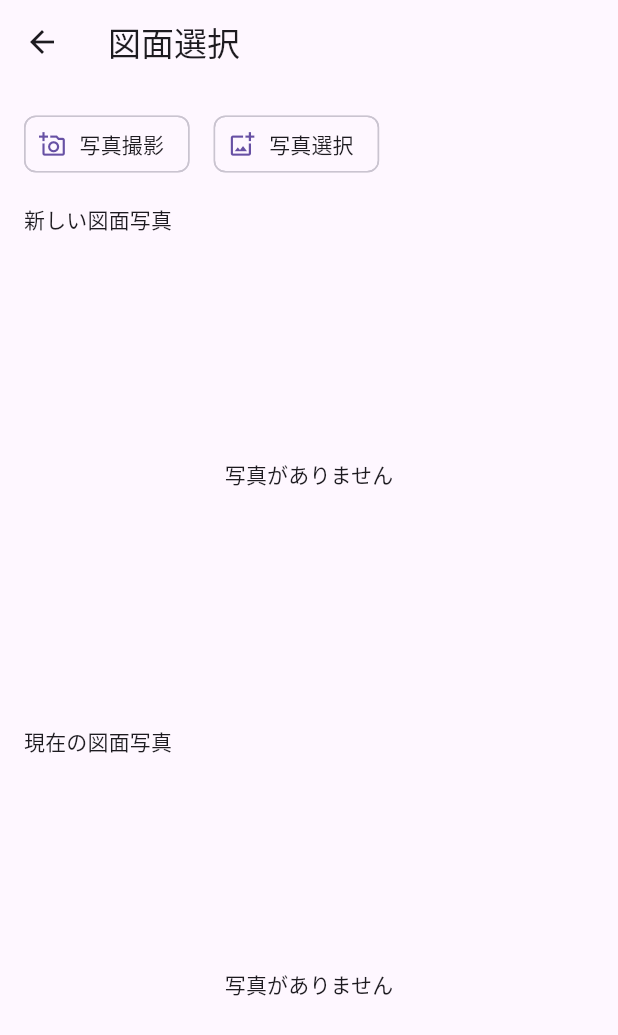
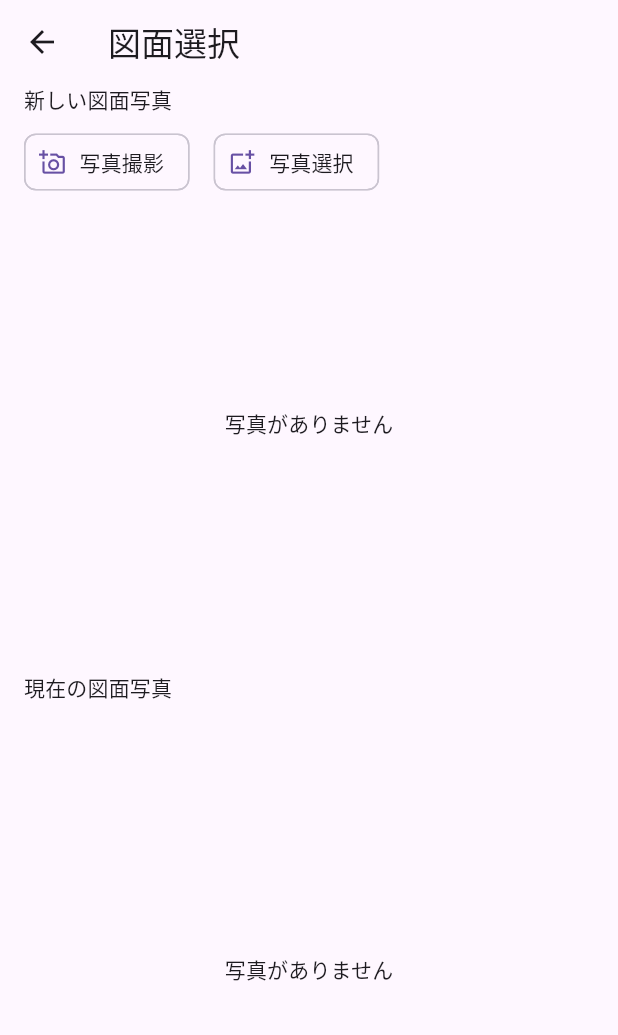
Before and after one commit to hiepsieuhp89/camera_otg, a Flutter app: the InpsectionPointDiagramSelectScreen screen opened by its route, on a phone screen of 412 x 824 dp. Shown: the top 1035 px of the screen. Run offline on Flutter 3.47's test engine with Material 3 defaults, Android fonts, the phone set to English and light mode, and no system bars; our stand-ins replace camera, carousel_slider, flutter_dotenv, flutter_image_compress, flutter_riverpod, freezed_annotation and 4 more; accounts and stored records are empty; generated files the repository leaves out were written again; network calls fail.

Commit message:
KYORYO-103: feat: Update diagram selection screen layout and functionality

```diff
--- a/lib/src/screens/inspection_point_diagram_select_screen.dart
+++ b/lib/src/screens/inspection_point_diagram_select_screen.dart
@@ -63,11 +63,84 @@ class InpsectionPointDiagramSelectScreenState
             ),
       appBar: AppBar(
           title: Text(AppLocalizations.of(context)!.diagramSelection),
+          actions: MediaQuery.of(context).orientation == Orientation.landscape
+              ? [
+                  ActionChip(
+                      avatar: const Icon(Icons.add_a_photo_outlined),
+                      label: Text(AppLocalizations.of(context)!.takePhoto),
+                      onPressed: _takePhoto),
+                  const SizedBox(width: 16),
+                  ActionChip(
+                    avatar: const Icon(Icons.add_photo_alternate_outlined),
+                    label: Text(AppLocalizations.of(context)!.selectPhoto),
+                    onPressed: _selectPhotoFromGallery,
                   ),
+                  const SizedBox(width: 16),
+                ]
+              : []),
       body: Padding(
-        padding: const EdgeInsets.all(16),
-        child: Column(children: [
-          Row(
+          padding: const EdgeInsets.symmetric(horizontal: 16),
+          child: OrientationBuilder(
+            builder: (context, orientation) {
+              return orientation == Orientation.portrait
+                  ? Column(children: [
+                      Expanded(
+                          child: buildNewDiagramPhotoSelection(
+                              context, orientation)),
+                      const SizedBox(height: 16),
+                      Expanded(
+                        child: buildCurrentDiagramPhotoSelection(context),
+                      )
+                    ])
+                  : Row(
+                      children: [
+                        Expanded(
+                            child: buildNewDiagramPhotoSelection(
+                                context, orientation)),
+                        const SizedBox(width: 8),
+                        Expanded(
+                          child: buildCurrentDiagramPhotoSelection(context),
+                        ),
+                      ],
+                    );
+            },
+          )),
+    );
+  }
+
+  Column buildCurrentDiagramPhotoSelection(BuildContext context) {
+    return Column(
+      children: [
+        Row(children: [
+          Text(
+            AppLocalizations.of(context)!.currentDiagramPhotos,
+            style: Theme.of(context).textTheme.labelLarge,
+          )
+        ]),
+        Expanded(
+          child: Center(
+            child: Text(AppLocalizations.of(context)!.noPhotosYet,
+                style: Theme.of(context).textTheme.titleSmall),
+          ),
+        )
+      ],
+    );
+  }
+
+  Column buildNewDiagramPhotoSelection(
+      BuildContext context, Orientation orientation) {
+    return Column(
+      children: [
+        Row(children: [
+          Text(
+            AppLocalizations.of(context)!.newDiagramPhotos,
+            style: Theme.of(context).textTheme.labelLarge,
+          )
+        ]),
+        const SizedBox(height: 8),
+        Visibility(
+          visible: orientation == Orientation.portrait,
+          child: Row(
             children: [
               ActionChip(
                   avatar: const Icon(Icons.add_a_photo_outlined),
@@ -81,14 +154,7 @@ class InpsectionPointDiagramSelectScreenState
               )
             ],
           ),
-          const SizedBox(height: 16),
-          Row(children: [
-            Text(
-              AppLocalizations.of(context)!.newDiagramPhotos,
-              style: Theme.of(context).textTheme.labelLarge,
-            )
-          ]),
-          const SizedBox(height: 8),
+        ),
         Expanded(
             child: _newPhotoPaths.isEmpty
                 ? Center(
@@ -152,22 +218,8 @@ class InpsectionPointDiagramSelectScreenState
                         );
                       },
                     ),
-                    )),
-          const SizedBox(height: 16),
-          Row(children: [
-            Text(
-              AppLocalizations.of(context)!.currentDiagramPhotos,
-              style: Theme.of(context).textTheme.labelLarge,
-            )
-          ]),
-          Expanded(
-            child: Center(
-              child: Text(AppLocalizations.of(context)!.noPhotosYet,
-                  style: Theme.of(context).textTheme.titleSmall),
-            ),
-          )
-        ]),
-      ),
+                  ))
+      ],
     );
   }
 }
```
Lines whose indentation alone changed are shown as unchanged.
